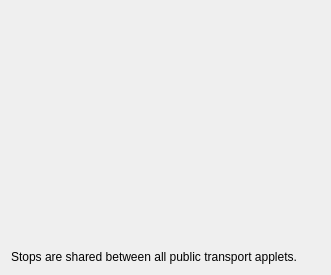
Qt form applet/publicTransportConfig.ui (KDE/publictransport) before a commit.
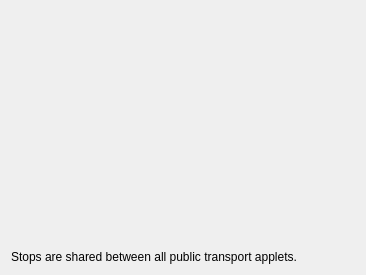
The same form after that commit.

```diff
--- a/applet/publicTransportConfig.ui
+++ b/applet/publicTransportConfig.ui
@@ -6,7 +6,7 @@
    <rect>
     <x>0</x>
     <y>0</y>
-    <width>331</width>
+    <width>366</width>
     <height>275</height>
    </rect>
   </property>
@@ -42,7 +42,7 @@
        <rect>
         <x>0</x>
         <y>0</y>
-        <width>323</width>
+        <width>358</width>
         <height>248</height>
        </rect>
       </property>
@@ -72,6 +72,9 @@
      <property name="text">
       <string>Stops are shared between all public transport applets.</string>
      </property>
+     <property name="wordWrap">
+      <bool>true</bool>
+     </property>
     </widget>
    </item>
   </layout>
```
